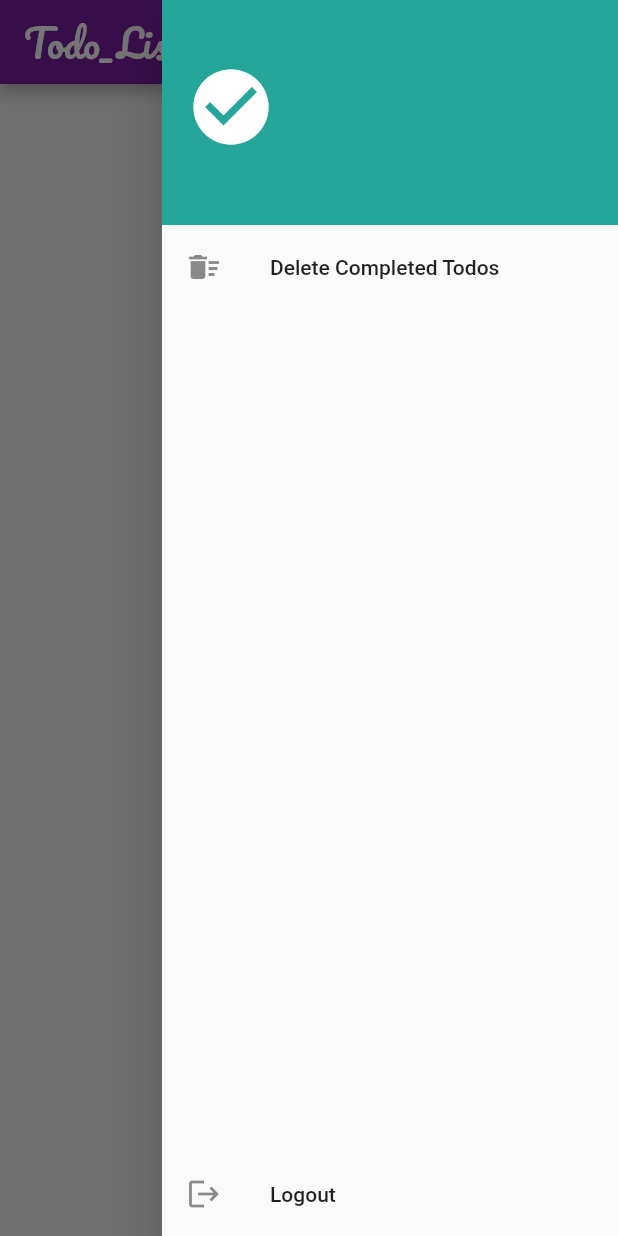
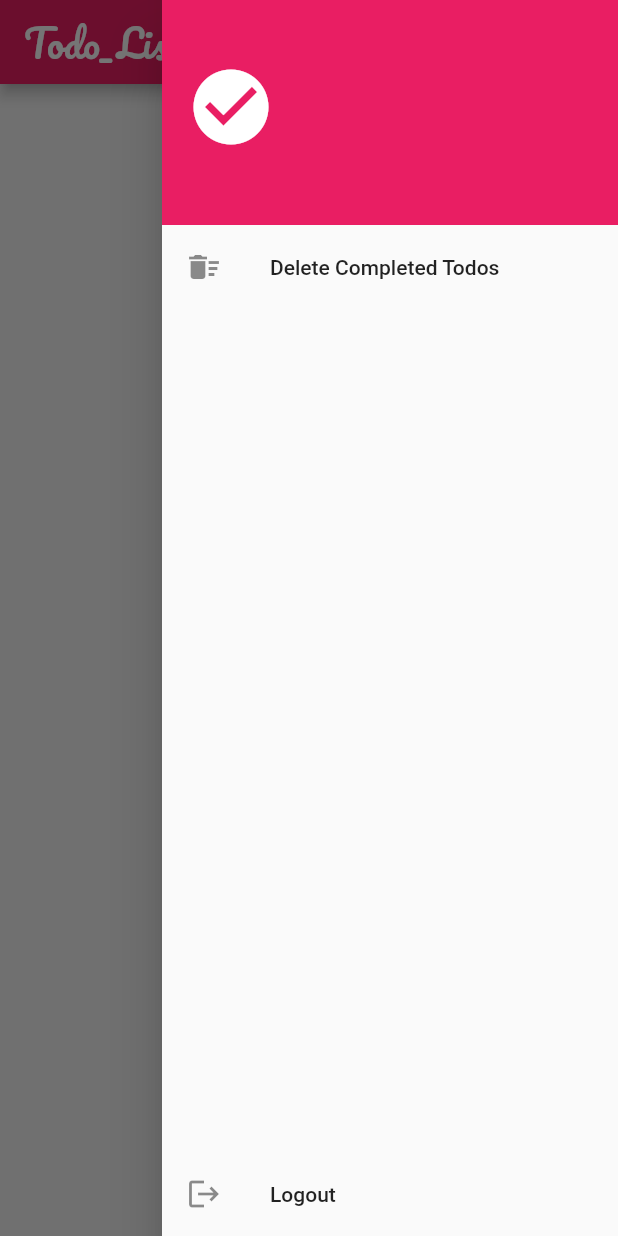
Before and after one commit to NIYASNY/firebase_with_getx, a Flutter app: the screen it shows once a user with an empty profile is signed in, in the side drawer, after a tap on the "add" icon, on a phone screen of 412 x 824 dp. Run offline on Flutter 3.47's test engine with Material 2 defaults, Android fonts, the light colour scheme and no system bars; drawn by our look-alikes of grouped_list; our stand-ins replace cloud_firestore, firebase_auth, firebase_core, firebase_messaging, flutter_slidable, get and 1 more; accounts and stored records are empty.

Commit message:
updated screens

```diff
--- a/lib/app/modules/home/views/end.dart
+++ b/lib/app/modules/home/views/end.dart
@@ -17,7 +17,7 @@ class EndDrawer extends StatelessWidget {
             width: double.infinity,
             height: 150,
             alignment: Alignment.bottomLeft,
-            color: PrimaryColor.shade400,
+            color: PrimaryColor,
             padding: const EdgeInsets.all(16.0),
             child: Column(
               crossAxisAlignment: CrossAxisAlignment.start,
--- a/lib/app/modules/home/views/home_view.dart
+++ b/lib/app/modules/home/views/home_view.dart
@@ -28,9 +28,8 @@ class _HomeScreenState extends State<HomeScreen> {
   @override
   Widget build(BuildContext context) {
     return Scaffold(
-      backgroundColor: Colors.red[300],
       appBar: AppBar(
-        backgroundColor: Colors.purple[700],
+        backgroundColor: Colors.pink,
         title: Text(
           'Todo_List',
           style: GoogleFonts.pacifico(fontSize: 25),
@@ -79,7 +78,7 @@ class _HomeScreenState extends State<HomeScreen> {
                         onPressed: (context) {
                           homeController.deleteTodo(todo.id);
                         },
-                        backgroundColor: Color(0xFFFE4A49),
+                        backgroundColor: Colors.pink,
                         foregroundColor: Colors.white,
                         icon: Icons.delete,
                         label: 'Delete',
@@ -88,7 +87,7 @@ class _HomeScreenState extends State<HomeScreen> {
                         onPressed: (context) {
                           showTodoInput(context, todo: todo);
                         },
-                        backgroundColor: Color(0xFF21B7CA),
+                        backgroundColor: Colors.green,
                         foregroundColor: Colors.white,
                         icon: Icons.update,
                         label: 'Update',
@@ -169,7 +168,7 @@ class _HomeScreenState extends State<HomeScreen> {
         ),
       ),
       floatingActionButton: FloatingActionButton(
-        backgroundColor: Colors.purple[700],
+        backgroundColor: Colors.pink,
         onPressed: () async {
           setState(() {
             time = TimeOfDay.now().format(context);
--- a/lib/app/modules/home/views/loginscreen.dart
+++ b/lib/app/modules/home/views/loginscreen.dart
@@ -28,6 +28,7 @@ class _LoginScreenState extends State<LoginScreen> {
   Widget build(BuildContext context) {
     return Scaffold(
       appBar: AppBar(
+        backgroundColor: Colors.pink,
         title: const Text('Login'),
       ),
       body: SingleChildScrollView(
@@ -77,7 +78,7 @@ class _LoginScreenState extends State<LoginScreen> {
                       height: 60,
                       decoration: BoxDecoration(
                         color: authcontroller.isAuthenticating
-                            ? PrimaryColor.shade200
+                            ? PrimaryColor
                             : PrimaryColor,
                         borderRadius: BorderRadius.circular(5),
                       ),
@@ -94,11 +95,11 @@ class _LoginScreenState extends State<LoginScreen> {
                                       emailcontroller.text,
                                       passcontroller.text);
                                   if (!result) {
-                                      ScaffoldMessenger.of(context)
-                                          .showSnackBar(const SnackBar(
-                                        content: Text('Something went wrong'),
-                                        backgroundColor: Colors.red,
-                                      ));
+                                    ScaffoldMessenger.of(context)
+                                        .showSnackBar(const SnackBar(
+                                      content: Text('Something went wrong'),
+                                      backgroundColor: Colors.red,
+                                    ));
                                   }
                                 } else {
                                   print('Not Ok');
@@ -120,7 +121,10 @@ class _LoginScreenState extends State<LoginScreen> {
                           onPressed: () {
                             Get.off(() => const RegisterScreen());
                           },
-                          child: const Text('Register Now'))
+                          child: const Text(
+                            'Register Now',
+                            style: TextStyle(color: Colors.pink),
+                          )),
                     ],
                   ),
                 )
--- a/lib/app/modules/home/views/registerscreen.dart
+++ b/lib/app/modules/home/views/registerscreen.dart
@@ -28,6 +28,7 @@ class _RegisterScreenState extends State<RegisterScreen> {
   Widget build(BuildContext context) {
     return Scaffold(
       appBar: AppBar(
+        backgroundColor: Colors.pink,
         title: const Text('Register'),
       ),
       body: SingleChildScrollView(
@@ -93,11 +94,11 @@ class _RegisterScreenState extends State<RegisterScreen> {
                                     emailController.text,
                                     passwordController.text);
                                 if (!result) {
-                                    ScaffoldMessenger.of(context)
-                                        .showSnackBar(const SnackBar(
-                                      content: Text('Something went wrong'),
-                                      backgroundColor: Colors.red,
-                                    ));
+                                  ScaffoldMessenger.of(context)
+                                      .showSnackBar(const SnackBar(
+                                    content: Text('Something went wrong'),
+                                    backgroundColor: Colors.red,
+                                  ));
                                 }
                               } else {
                                 print('Not ok');
@@ -120,7 +121,10 @@ class _RegisterScreenState extends State<RegisterScreen> {
                         onPressed: () {
                           Get.off(() => const LoginScreen());
                         },
-                        child: const Text('Login Now'),
+                        child:const Text(
+                          'Login Now',
+                          style: TextStyle(color: Colors.pink),
+                        ),
                       ),
                     ],
                   ),
--- a/lib/app/utils/constants.dart
+++ b/lib/app/utils/constants.dart
@@ -4,7 +4,7 @@ import 'package:firebase_with_getx_todo/app/modules/home/controllers/auth_contro
 import 'package:firebase_with_getx_todo/app/modules/home/controllers/home_controller.dart';
 import 'package:flutter/material.dart';
 
-const PrimaryColor = Colors.teal;
+const PrimaryColor = Colors.pink;
 
 final firebaseAuth = FirebaseAuth.instance;
 final firestore = FirebaseFirestore.instance;
@@ -15,7 +15,6 @@ final RegExp regExForEmail = RegExp(
     r"^((([a-z]|\d|[!#\$%&'\*\+\-\/=\?\^_`{\|}~]|[\u00A0-\uD7FF\uF900-\uFDCF\uFDF0-\uFFEF])+(\.([a-z]|\d|[!#\$%&'\*\+\-\/=\?\^_`{\|}~]|[\u00A0-\uD7FF\uF900-\uFDCF\uFDF0-\uFFEF])+)*)|((\x22)((((\x20|\x09)*(\x0d\x0a))?(\x20|\x09)+)?(([\x01-\x08\x0b\x0c\x0e-\x1f\x7f]|\x21|[\x23-\x5b]|[\x5d-\x7e]|[\u00A0-\uD7FF\uF900-\uFDCF\uFDF0-\uFFEF])|(\\([\x01-\x09\x0b\x0c\x0d-\x7f]|[\u00A0-\uD7FF\uF900-\uFDCF\uFDF0-\uFFEF]))))*(((\x20|\x09)*(\x0d\x0a))?(\x20|\x09)+)?(\x22)))@((([a-z]|\d|[\u00A0-\uD7FF\uF900-\uFDCF\uFDF0-\uFFEF])|(([a-z]|\d|[\u00A0-\uD7FF\uF900-\uFDCF\uFDF0-\uFFEF])([a-z]|\d|-|\.|_|~|[\u00A0-\uD7FF\uF900-\uFDCF\uFDF0-\uFFEF])*([a-z]|\d|[\u00A0-\uD7FF\uF900-\uFDCF\uFDF0-\uFFEF])))\.)+(([a-z]|[\u00A0-\uD7FF\uF900-\uFDCF\uFDF0-\uFFEF])|(([a-z]|[\u00A0-\uD7FF\uF900-\uFDCF\uFDF0-\uFFEF])([a-z]|\d|-|\.|_|~|[\u00A0-\uD7FF\uF900-\uFDCF\uFDF0-\uFFEF])*([a-z]|[\u00A0-\uD7FF\uF900-\uFDCF\uFDF0-\uFFEF])))$");
 final RegExp regExForName = RegExp(r'^[A-Za-z ]+$');
 
-
 const labelColors = [
   Colors.red,
   Colors.brown,
--- a/lib/app/widgets/todo_logo.dart
+++ b/lib/app/widgets/todo_logo.dart
@@ -11,7 +11,7 @@ class TodoLogo extends StatelessWidget {
           height: 50,
         ),
         Icon(
-          Icons.check_circle,
+          Icons.circle_notifications_rounded,
           size: 60,
         ),
         SizedBox(
```
